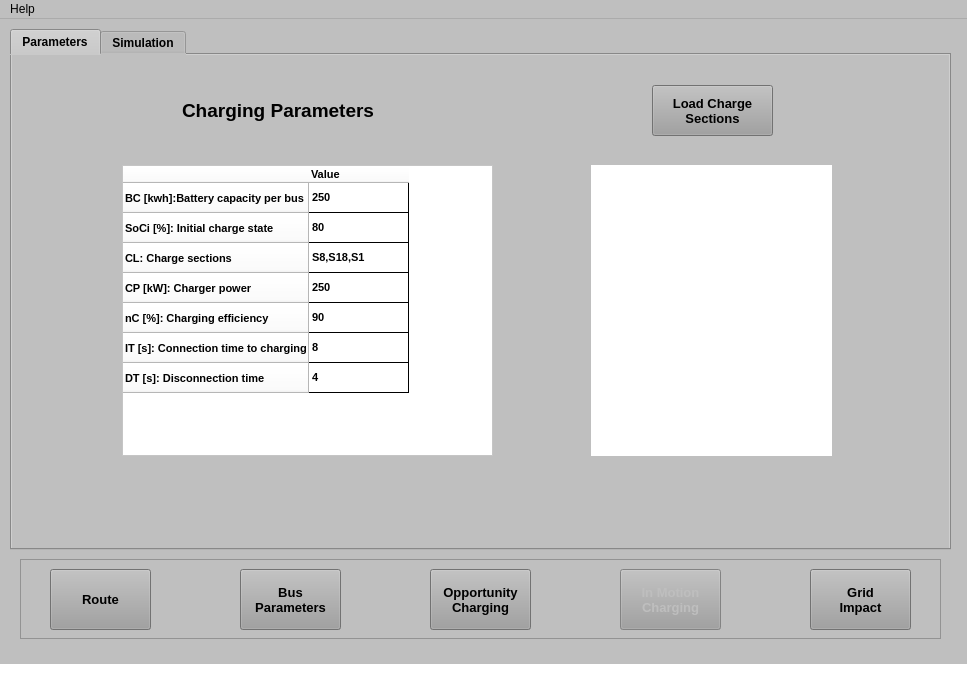
Qt form UI/InterfaceDynamic.ui (Potter-Gryffindor/Proyecto-Final) before a commit.
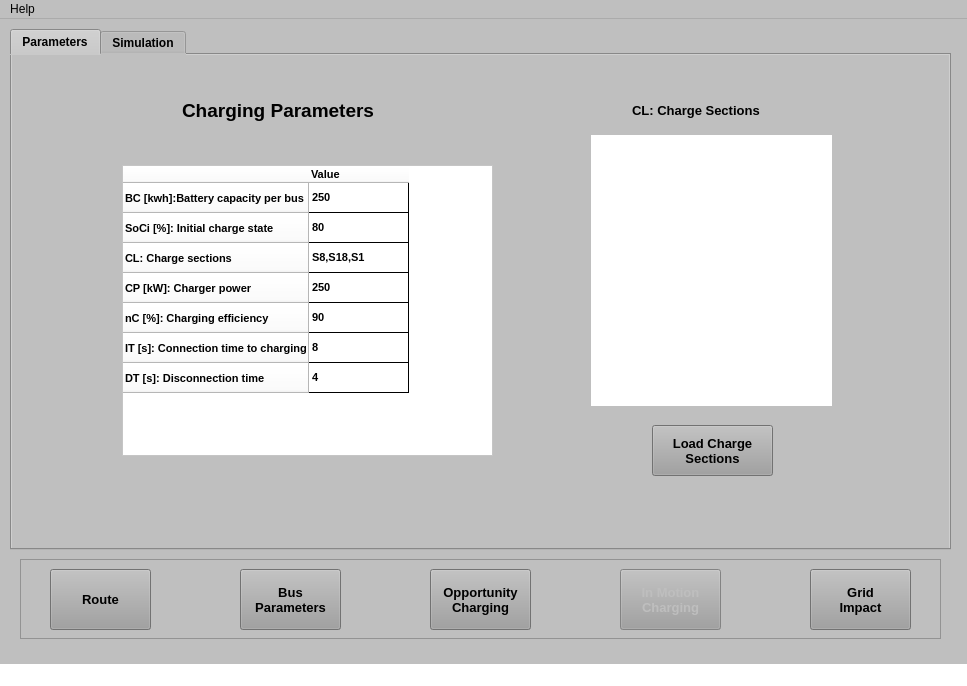
The same form after that commit. Icons and pictures are not drawn.

The edit to the form file:
```diff
--- a/UI/InterfaceDynamic.ui
+++ b/UI/InterfaceDynamic.ui
@@ -1220,7 +1220,7 @@
       <property name="geometry">
        <rect>
         <x>640</x>
-        <y>30</y>
+        <y>370</y>
         <width>121</width>
         <height>51</height>
        </rect>
@@ -1248,9 +1248,9 @@
       <property name="geometry">
        <rect>
         <x>579</x>
-        <y>110</y>
+        <y>80</y>
         <width>241</width>
-        <height>291</height>
+        <height>271</height>
        </rect>
       </property>
       <layout class="QVBoxLayout" name="StopslLayout">
@@ -1269,6 +1269,27 @@
        </item>
       </layout>
      </widget>
+     <widget class="QLabel" name="ChargeSectionsLabel">
+      <property name="geometry">
+       <rect>
+        <x>620</x>
+        <y>40</y>
+        <width>171</width>
+        <height>31</height>
+       </rect>
+      </property>
+      <property name="font">
+       <font>
+        <family>MS Sans Serif</family>
+        <pointsize>10</pointsize>
+        <weight>75</weight>
+        <bold>true</bold>
+       </font>
+      </property>
+      <property name="text">
+       <string>CL: Charge Sections</string>
+      </property>
+     </widget>
     </widget>
     <widget class="QWidget" name="OperationDiagramTab">
      <attribute name="title">
```
Left out of the diff: 2 changed lines with no effect on the pictures.
